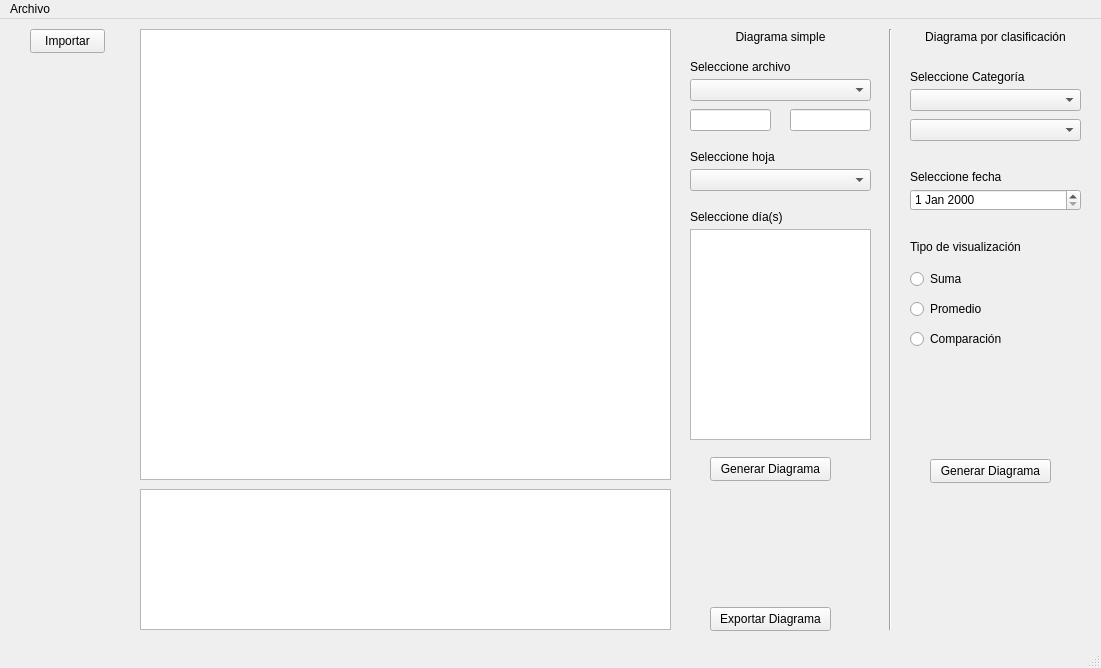
The window that ppcc/mainwindow.ui (ErnestoVivas/Multiconsult-ppcc) describes before a commit, drawn with Qt 5.
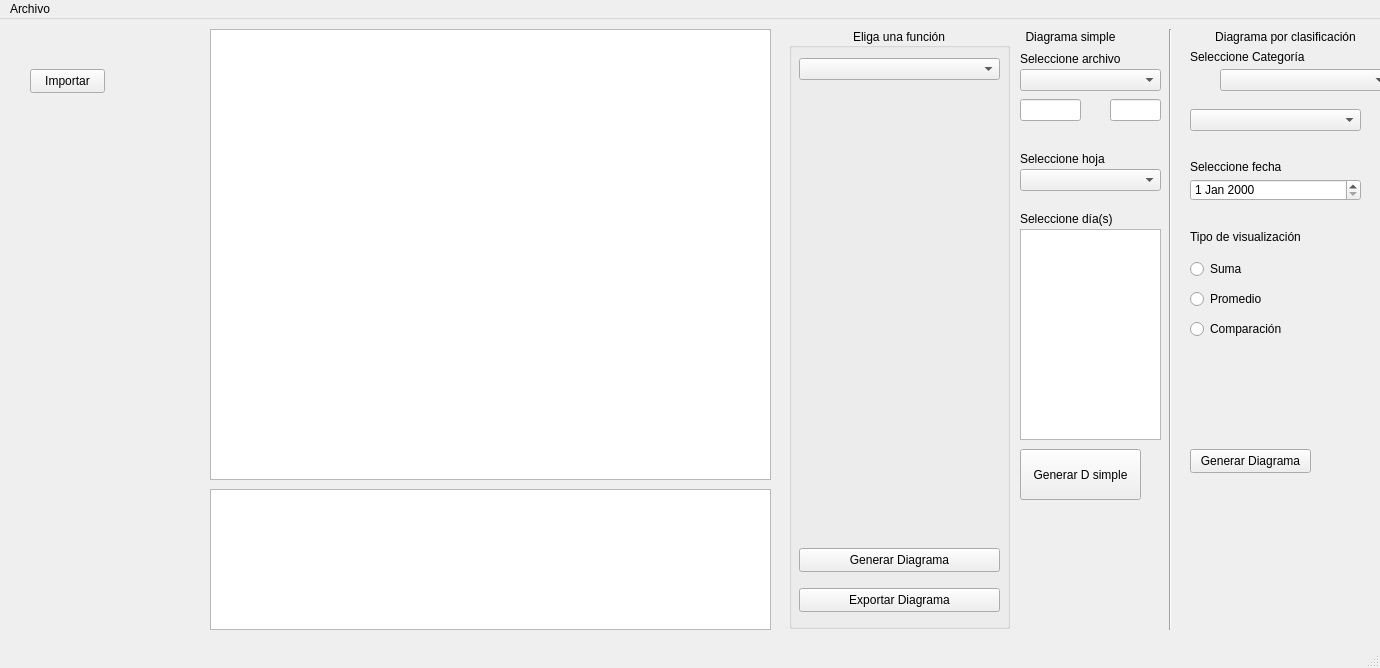
The same window after the commit. Custom widgets are drawn as their Qt base class.

Commit message: Implement functions in stacked widget and other improvements

```diff
--- a/ppcc/mainwindow.ui
+++ b/ppcc/mainwindow.ui
@@ -6,7 +6,7 @@
    <rect>
     <x>0</x>
     <y>0</y>
-    <width>1101</width>
+    <width>1380</width>
     <height>668</height>
    </rect>
   </property>
@@ -17,22 +17,22 @@
    <widget class="QPushButton" name="buttonGenerateSimpleDiagram">
     <property name="geometry">
      <rect>
-      <x>710</x>
-      <y>438</y>
+      <x>1020</x>
+      <y>430</y>
       <width>121</width>
-      <height>24</height>
+      <height>51</height>
      </rect>
     </property>
     <property name="text">
-     <string>Generar Diagrama</string>
+     <string>Generar D simple</string>
     </property>
    </widget>
    <widget class="QTextEdit" name="textEditDisplaySheet">
     <property name="geometry">
      <rect>
-      <x>140</x>
+      <x>210</x>
       <y>470</y>
-      <width>531</width>
+      <width>561</width>
       <height>141</height>
      </rect>
     </property>
@@ -40,31 +40,18 @@
    <widget class="QChartView" name="graphicsViewChart">
     <property name="geometry">
      <rect>
-      <x>140</x>
+      <x>210</x>
       <y>10</y>
-      <width>531</width>
+      <width>561</width>
       <height>451</height>
      </rect>
     </property>
    </widget>
-   <widget class="QPushButton" name="buttonExportDiagram">
-    <property name="geometry">
-     <rect>
-      <x>710</x>
-      <y>588</y>
-      <width>121</width>
-      <height>24</height>
-     </rect>
-    </property>
-    <property name="text">
-     <string>Exportar Diagrama</string>
-    </property>
-   </widget>
    <widget class="QPushButton" name="buttonImportDocuments">
     <property name="geometry">
      <rect>
       <x>30</x>
-      <y>10</y>
+      <y>50</y>
       <width>75</width>
       <height>24</height>
      </rect>
@@ -76,9 +63,9 @@
    <widget class="QComboBox" name="comboBoxSelectDoc">
     <property name="geometry">
      <rect>
-      <x>690</x>
-      <y>60</y>
-      <width>181</width>
+      <x>1020</x>
+      <y>50</y>
+      <width>141</width>
       <height>22</height>
      </rect>
     </property>
@@ -86,9 +73,9 @@
    <widget class="QListWidget" name="listWidgetDays">
     <property name="geometry">
      <rect>
-      <x>690</x>
+      <x>1020</x>
       <y>210</y>
-      <width>181</width>
+      <width>141</width>
       <height>211</height>
      </rect>
     </property>
@@ -96,9 +83,9 @@
    <widget class="QComboBox" name="comboBoxSelectSheet">
     <property name="geometry">
      <rect>
-      <x>690</x>
+      <x>1020</x>
       <y>150</y>
-      <width>181</width>
+      <width>141</width>
       <height>22</height>
      </rect>
     </property>
@@ -106,10 +93,10 @@
    <widget class="QLabel" name="label">
     <property name="geometry">
      <rect>
-      <x>690</x>
-      <y>40</y>
-      <width>181</width>
-      <height>16</height>
+      <x>1020</x>
+      <y>30</y>
+      <width>141</width>
+      <height>20</height>
      </rect>
     </property>
     <property name="text">
@@ -119,10 +106,10 @@
    <widget class="QLabel" name="label_2">
     <property name="geometry">
      <rect>
-      <x>690</x>
+      <x>1020</x>
       <y>130</y>
-      <width>181</width>
-      <height>16</height>
+      <width>141</width>
+      <height>20</height>
      </rect>
     </property>
     <property name="text">
@@ -132,10 +119,10 @@
    <widget class="QLabel" name="label_3">
     <property name="geometry">
      <rect>
-      <x>690</x>
+      <x>1020</x>
       <y>190</y>
-      <width>181</width>
-      <height>16</height>
+      <width>141</width>
+      <height>20</height>
      </rect>
     </property>
     <property name="text">
@@ -145,7 +132,7 @@
    <widget class="Line" name="line">
     <property name="geometry">
      <rect>
-      <x>880</x>
+      <x>1160</x>
       <y>10</y>
       <width>21</width>
       <height>601</height>
@@ -158,7 +145,7 @@
    <widget class="QLabel" name="label_4">
     <property name="geometry">
      <rect>
-      <x>690</x>
+      <x>980</x>
       <y>10</y>
       <width>181</width>
       <height>16</height>
@@ -177,7 +164,7 @@
    <widget class="QLabel" name="label_5">
     <property name="geometry">
      <rect>
-      <x>910</x>
+      <x>1200</x>
       <y>10</y>
       <width>171</width>
       <height>16</height>
@@ -193,8 +180,8 @@
    <widget class="QLabel" name="label_6">
     <property name="geometry">
      <rect>
-      <x>910</x>
-      <y>50</y>
+      <x>1190</x>
+      <y>30</y>
       <width>181</width>
       <height>16</height>
      </rect>
@@ -206,8 +193,8 @@
    <widget class="QComboBox" name="comboBoxSelectSector">
     <property name="geometry">
      <rect>
-      <x>910</x>
-      <y>70</y>
+      <x>1220</x>
+      <y>50</y>
       <width>171</width>
       <height>22</height>
      </rect>
@@ -216,8 +203,8 @@
    <widget class="QComboBox" name="comboBoxSelectSubCategory">
     <property name="geometry">
      <rect>
-      <x>910</x>
-      <y>100</y>
+      <x>1190</x>
+      <y>90</y>
       <width>171</width>
       <height>22</height>
      </rect>
@@ -226,8 +213,8 @@
    <widget class="QDateEdit" name="dateEditSelectDate">
     <property name="geometry">
      <rect>
-      <x>910</x>
-      <y>170</y>
+      <x>1190</x>
+      <y>160</y>
       <width>171</width>
       <height>22</height>
      </rect>
@@ -236,8 +223,8 @@
    <widget class="QLabel" name="label_7">
     <property name="geometry">
      <rect>
-      <x>910</x>
-      <y>150</y>
+      <x>1190</x>
+      <y>140</y>
       <width>131</width>
       <height>16</height>
      </rect>
@@ -249,8 +236,8 @@
    <widget class="QLabel" name="label_8">
     <property name="geometry">
      <rect>
-      <x>910</x>
-      <y>220</y>
+      <x>1190</x>
+      <y>210</y>
       <width>171</width>
       <height>16</height>
      </rect>
@@ -262,8 +249,8 @@
    <widget class="QRadioButton" name="radioButtonSum">
     <property name="geometry">
      <rect>
-      <x>910</x>
-      <y>250</y>
+      <x>1190</x>
+      <y>240</y>
       <width>171</width>
       <height>20</height>
      </rect>
@@ -275,8 +262,8 @@
    <widget class="QRadioButton" name="radioButtonAverage">
     <property name="geometry">
      <rect>
-      <x>910</x>
-      <y>280</y>
+      <x>1190</x>
+      <y>270</y>
       <width>171</width>
       <height>20</height>
      </rect>
@@ -288,8 +275,8 @@
    <widget class="QRadioButton" name="radioButtonCompare">
     <property name="geometry">
      <rect>
-      <x>910</x>
-      <y>310</y>
+      <x>1190</x>
+      <y>300</y>
       <width>171</width>
       <height>20</height>
      </rect>
@@ -301,8 +288,8 @@
    <widget class="QPushButton" name="buttonGenerateClassifiedDiagram">
     <property name="geometry">
      <rect>
-      <x>930</x>
-      <y>440</y>
+      <x>1190</x>
+      <y>430</y>
       <width>121</width>
       <height>24</height>
      </rect>
@@ -314,9 +301,9 @@
    <widget class="QLineEdit" name="lineEditSector">
     <property name="geometry">
      <rect>
-      <x>690</x>
-      <y>90</y>
-      <width>81</width>
+      <x>1020</x>
+      <y>80</y>
+      <width>61</width>
       <height>22</height>
      </rect>
     </property>
@@ -324,20 +311,85 @@
    <widget class="QLineEdit" name="lineEditSubCat">
     <property name="geometry">
      <rect>
-      <x>790</x>
-      <y>90</y>
-      <width>81</width>
+      <x>1110</x>
+      <y>80</y>
+      <width>51</width>
       <height>22</height>
      </rect>
     </property>
    </widget>
+   <widget class="QGroupBox" name="groupBoxFunctions">
+    <property name="geometry">
+     <rect>
+      <x>789</x>
+      <y>9</y>
+      <width>221</width>
+      <height>601</height>
+     </rect>
+    </property>
+    <property name="title">
+     <string>Eliga una función</string>
+    </property>
+    <property name="alignment">
+     <set>Qt::AlignCenter</set>
+    </property>
+    <widget class="QStackedWidget" name="stackedWidgetDiagramFunctions">
+     <property name="geometry">
+      <rect>
+       <x>10</x>
+       <y>70</y>
+       <width>201</width>
+       <height>431</height>
+      </rect>
+     </property>
+     <property name="currentIndex">
+      <number>-1</number>
+     </property>
+    </widget>
+    <widget class="QComboBox" name="comboBoxSelectFunction">
+     <property name="geometry">
+      <rect>
+       <x>10</x>
+       <y>30</y>
+       <width>201</width>
+       <height>22</height>
+      </rect>
+     </property>
+    </widget>
+    <widget class="QPushButton" name="buttonGenerateDiagram">
+     <property name="geometry">
+      <rect>
+       <x>10</x>
+       <y>520</y>
+       <width>201</width>
+       <height>24</height>
+      </rect>
+     </property>
+     <property name="text">
+      <string>Generar Diagrama</string>
+     </property>
+    </widget>
+    <widget class="QPushButton" name="buttonExportDiagram">
+     <property name="geometry">
+      <rect>
+       <x>10</x>
+       <y>560</y>
+       <width>201</width>
+       <height>24</height>
+      </rect>
+     </property>
+     <property name="text">
+      <string>Exportar Diagrama</string>
+     </property>
+    </widget>
+   </widget>
   </widget>
   <widget class="QMenuBar" name="menubar">
    <property name="geometry">
     <rect>
      <x>0</x>
      <y>0</y>
-     <width>1101</width>
+     <width>1380</width>
      <height>22</height>
     </rect>
    </property>
```
The commit also changes 9 other files.
